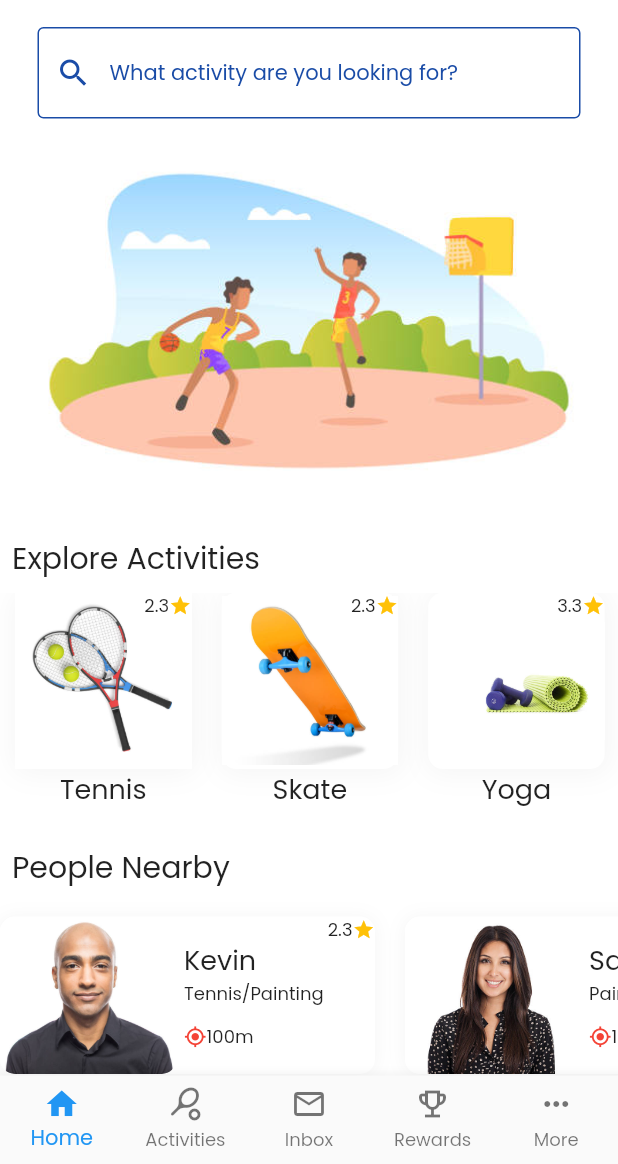
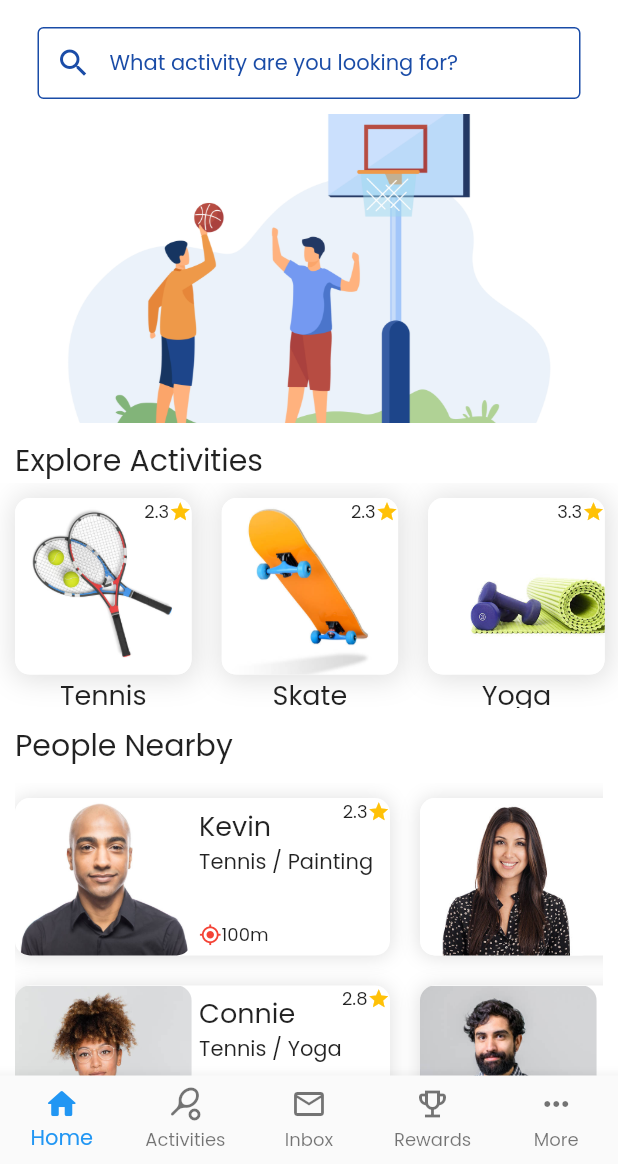
Before and after one commit to sgsm74/hackathon-phoenix, a Flutter app: the Home screen opened by its route, on a phone screen of 412 x 824 dp, the part 72-1236 px from its top. Run offline on Flutter 3.47's test engine with Material 2 defaults, Android fonts, the light colour scheme and no system bars; our stand-ins replace introduction_screen, syncfusion_flutter_gauges.

Commit message:
finish homepage

```diff
--- a/lib/main.dart
+++ b/lib/main.dart
@@ -19,6 +19,7 @@ class MyApp extends StatelessWidget {
       debugShowCheckedModeBanner: false,
       title: 'Synergy',
       theme: ThemeData(
+        accentColor: Colors.white10,
         textTheme: TextTheme(
           bodyText2: TextStyle(fontFamily: 'Poppins'),
         ),
--- a/lib/presentation/screens/home/home.dart
+++ b/lib/presentation/screens/home/home.dart
@@ -4,7 +4,6 @@ import 'package:synergy/data/models/user.dart';
 import 'package:synergy/data/models/workshop.dart';
 import 'package:synergy/presentation/screens/home/widgets/activities.dart';
 import 'package:synergy/presentation/screens/home/widgets/people.dart';
-import 'package:synergy/presentation/screens/home/widgets/workshop.dart';
 import 'package:synergy/presentation/widgets/appBar.dart';
 import 'package:synergy/presentation/widgets/bottom-navbar.dart';
 import 'package:synergy/utils/constants.dart';
@@ -18,7 +17,6 @@ class Home extends StatefulWidget {
 
 class _HomeState extends State<Home> {
   List<Activity> activities = Activity.activities();
-
   List<Workshop> workshops = Workshop.workshops();
   List<User> users = User.users();
 
@@ -37,7 +35,10 @@ class _HomeState extends State<Home> {
             ),
             margin: EdgeInsets.symmetric(horizontal: 25, vertical: 10),
             child: TextFormField(
+              keyboardType: TextInputType.emailAddress,
+              autofocus: false,
               decoration: InputDecoration(
+                contentPadding: EdgeInsets.zero,
                 enabledBorder: OutlineInputBorder(
                   borderSide: BorderSide(
                     color: Constants.primaryColor,
@@ -59,10 +60,12 @@ class _HomeState extends State<Home> {
             ),
           ),
           Container(
-            height: 250,
+            height: Constants.getHeight(context) / 4,
             width: MediaQuery.of(context).size.width,
-            child: Image.asset("assets/images/home-background.png",
-                fit: BoxFit.cover),
+            child: Image.asset(
+              "assets/images/home-background.png",
+              fit: BoxFit.cover,
+            ),
           ),
           SizedBox(
             height: 10,
--- a/lib/presentation/screens/home/widgets/activities.dart
+++ b/lib/presentation/screens/home/widgets/activities.dart
@@ -16,7 +16,7 @@ Widget rowActivities(String title, List<Activity> list) {
           itemCount: list.length,
           itemBuilder: (BuildContext context, int index) {
             return Container(
-              margin: EdgeInsets.symmetric(horizontal: 10),
+              margin: EdgeInsets.symmetric(horizontal: 10, vertical: 10),
               child: Column(
                 children: [
                   GestureDetector(
@@ -35,7 +35,7 @@ Widget rowActivities(String title, List<Activity> list) {
                                 blurRadius: 15,
                                 offset: Offset(1, 1),
                                 spreadRadius: 2,
-                                color: Colors.grey.shade100,
+                                color: Colors.grey.shade300,
                               ),
                             ],
                             color: Colors.white,
@@ -43,9 +43,14 @@ Widget rowActivities(String title, List<Activity> list) {
                               Radius.circular(10),
                             ),
                           ),
-                          child: Image.asset(
-                            list[index].avatar,
-                            fit: BoxFit.contain,
+                          child: ClipRRect(
+                            borderRadius: BorderRadius.all(
+                              Radius.circular(10),
+                            ),
+                            child: Image.asset(
+                              list[index].avatar,
+                              fit: BoxFit.cover,
+                            ),
                           ),
                         ),
                         Container(
--- a/lib/presentation/screens/home/widgets/people.dart
+++ b/lib/presentation/screens/home/widgets/people.dart
@@ -11,7 +11,8 @@ Widget rowPeople(String title, List<User> list) {
       headingTitle(title),
       Container(
         height: 250,
-        //padding: const EdgeInsets.symmetric(horizontal: 8.0),
+        margin: EdgeInsets.symmetric(vertical: 10.0),
+        padding: const EdgeInsets.symmetric(horizontal: 10.0),
         child: GridView.builder(
           gridDelegate: SliverGridDelegateWithFixedCrossAxisCount(
             crossAxisCount: 2,
@@ -46,7 +47,7 @@ Widget rowPeople(String title, List<User> list) {
                           blurRadius: 10,
                           offset: Offset(0.0, 0.5),
                           spreadRadius: .01,
-                          color: Colors.grey.shade100,
+                          color: Colors.grey.shade300,
                         ),
                       ],
                       borderRadius: BorderRadius.all(
@@ -89,11 +90,35 @@ Widget rowPeople(String title, List<User> list) {
                                       list[index].firstName,
                                       style: TextStyle(fontSize: 18),
                                     ),
-                                    Text(
-                                      list[index].interest[0] +
-                                          "/" +
-                                          list[index].interest[1],
-                                      style: TextStyle(fontSize: 12),
+                                    Container(
+                                      height: 50,
+                                      width: double.infinity,
+                                      child: Row(
+                                        children: [
+                                          Flexible(
+                                            child: ListView.builder(
+                                              itemCount:
+                                                  list[index].interest.length,
+                                              scrollDirection: Axis.horizontal,
+                                              itemBuilder:
+                                                  (BuildContext context,
+                                                      int index1) {
+                                                var interest =
+                                                    list[index].interest;
+                                                if (index1 !=
+                                                    interest.length - 1) {
+                                                  return Text(list[index]
+                                                          .interest[index1] +
+                                                      " / ");
+                                                } else {
+                                                  return Text(list[index]
+                                                      .interest[index1]);
+                                                }
+                                              },
+                                            ),
+                                          ),
+                                        ],
+                                      ),
                                     ),
                                   ],
                                 ),
--- a/lib/presentation/widgets/bottom-navbar.dart
+++ b/lib/presentation/widgets/bottom-navbar.dart
@@ -54,7 +54,7 @@ class _CustomBottomNavbarState extends State<CustomBottomNavbar> {
       },
       items: [
         BottomNavigationBarItem(
-          icon: Icon(Icons.home),
+          icon: Icon(Icons.home_rounded),
           label: "Home",
         ),
         BottomNavigationBarItem(
--- a/lib/presentation/widgets/heading.dart
+++ b/lib/presentation/widgets/heading.dart
@@ -2,7 +2,7 @@ import 'package:flutter/material.dart';
 
 Widget headingTitle(String title) {
   return Padding(
-    padding: const EdgeInsets.all(8.0),
+    padding: const EdgeInsets.only(left: 10.0),
     child: Text(
       title,
       style: TextStyle(
```
Also changed, not shown: assets/images/home-background.png, assets/images/home-background1.png (added).
